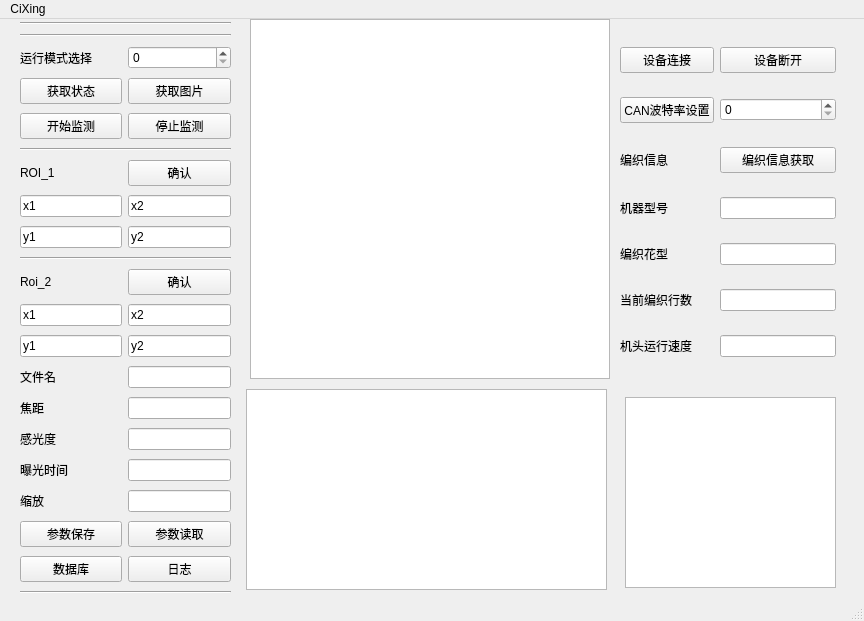
Above: candriver_layout.ui from GD-Lws/FloatingYarnDetect_Pycharm before the change. Below: the same form after it.
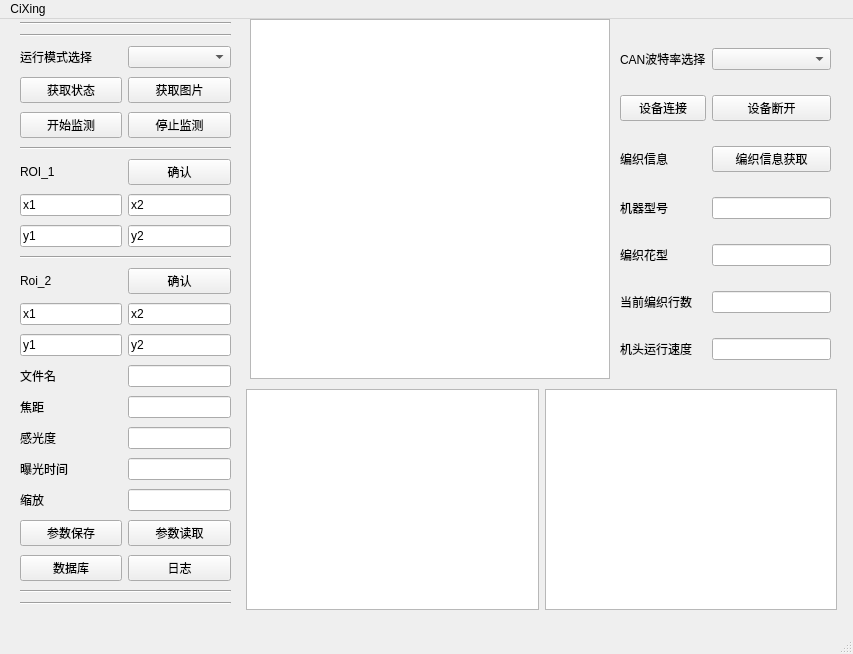
That is the form after the change.

Diff of the .ui file:
```diff
--- a/candriver_layout.ui
+++ b/candriver_layout.ui
@@ -6,8 +6,8 @@
    <rect>
     <x>0</x>
     <y>0</y>
-    <width>864</width>
-    <height>621</height>
+    <width>853</width>
+    <height>654</height>
    </rect>
   </property>
   <property name="windowTitle">
@@ -32,7 +32,7 @@
       </widget>
      </item>
      <item row="17" column="0">
-      <widget class="QLabel" name="label_single_encode">
+      <widget class="QLabel" name="label_exposureTime">
        <property name="text">
         <string>曝光时间</string>
        </property>
@@ -72,7 +72,7 @@
       </widget>
      </item>
      <item row="18" column="0">
-      <widget class="QLabel" name="label_encode_2">
+      <widget class="QLabel" name="label_zoomRatio">
        <property name="text">
         <string>缩放</string>
        </property>
@@ -107,7 +107,7 @@
       </widget>
      </item>
      <item row="14" column="0">
-      <widget class="QLabel" name="label_kp">
+      <widget class="QLabel" name="label_filename">
        <property name="text">
         <string>文件名</string>
        </property>
@@ -190,7 +190,7 @@
       </widget>
      </item>
      <item row="15" column="0">
-      <widget class="QLabel" name="label_ki">
+      <widget class="QLabel" name="label_foucusdistance">
        <property name="text">
         <string>焦距</string>
        </property>
@@ -222,11 +222,8 @@
        </property>
       </widget>
      </item>
-     <item row="3" column="1">
-      <widget class="QSpinBox" name="spinBox_mode"/>
-     </item>
      <item row="4" column="0">
-      <widget class="QPushButton" name="button_readyStatus">
+      <widget class="QPushButton" name="button_GetStatus">
        <property name="text">
         <string>获取状态</string>
        </property>
@@ -236,7 +233,7 @@
       </widget>
      </item>
      <item row="16" column="0">
-      <widget class="QLabel" name="label_kd">
+      <widget class="QLabel" name="label_iso">
        <property name="text">
         <string>感光度</string>
        </property>
@@ -344,6 +341,9 @@
      <item row="18" column="1">
       <widget class="QLineEdit" name="edit_par_ZoomRatio"/>
      </item>
+     <item row="3" column="1">
+      <widget class="QComboBox" name="comboBox_ModeSelect"/>
+     </item>
     </layout>
    </widget>
    <widget class="QGraphicsView" name="GraphView_Image">
@@ -361,13 +361,16 @@
      <rect>
       <x>246</x>
       <y>370</y>
-      <width>361</width>
-      <height>201</height>
+      <width>591</width>
+      <height>221</height>
      </rect>
     </property>
     <layout class="QHBoxLayout" name="horizontalLayout">
      <item>
-      <widget class="QListView" name="listView_rec"/>
+      <widget class="QListWidget" name="listWidget_rec"/>
+     </item>
+     <item>
+      <widget class="QListWidget" name="listWidget_log"/>
      </item>
     </layout>
    </widget>
@@ -376,26 +379,12 @@
      <rect>
       <x>620</x>
       <y>10</y>
-      <width>216</width>
+      <width>211</width>
       <height>351</height>
      </rect>
     </property>
     <layout class="QGridLayout" name="gridLayout">
-     <item row="2" column="1">
-      <widget class="QLabel" name="label_mode_select_2">
-       <property name="text">
-        <string>编织信息</string>
-       </property>
-      </widget>
-     </item>
-     <item row="4" column="1">
-      <widget class="QLabel" name="label_roirange_6">
-       <property name="text">
-        <string>编织花型</string>
-       </property>
-      </widget>
-     </item>
-     <item row="2" column="2">
+     <item row="2" column="3">
       <widget class="QPushButton" name="button_knit_info">
        <property name="text">
         <string>编织信息获取</string>
@@ -405,51 +394,38 @@
        </property>
       </widget>
      </item>
-     <item row="3" column="2">
+     <item row="3" column="1">
+      <widget class="QLabel" name="label_roirange_3">
+       <property name="text">
+        <string>机器型号</string>
+       </property>
+      </widget>
+     </item>
+     <item row="3" column="3">
       <widget class="QLineEdit" name="edit_machine_vel_info">
        <property name="text">
         <string/>
        </property>
       </widget>
      </item>
-     <item row="4" column="2">
-      <widget class="QLineEdit" name="edit_knit_file_info">
+     <item row="4" column="1">
+      <widget class="QLabel" name="label_roirange_6">
        <property name="text">
-        <string/>
+        <string>编织花型</string>
        </property>
       </widget>
      </item>
-     <item row="0" column="2">
-      <widget class="QPushButton" name="button_driver_disconnect">
-       <property name="text">
-        <string>设备断开</string>
-       </property>
-       <property name="default">
-        <bool>false</bool>
-       </property>
-      </widget>
-     </item>
-     <item row="6" column="2">
-      <widget class="QLineEdit" name="edit_roiRange1_y2_2">
-       <property name="text">
-        <string/>
-       </property>
-      </widget>
-     </item>
-     <item row="5" column="2">
+     <item row="5" column="3">
       <widget class="QLineEdit" name="edit_knit_roll">
        <property name="text">
         <string/>
        </property>
       </widget>
      </item>
-     <item row="0" column="1">
-      <widget class="QPushButton" name="button_driver_connect">
+     <item row="4" column="3">
+      <widget class="QLineEdit" name="edit_knit_file_info">
        <property name="text">
-        <string>设备连接</string>
-       </property>
-       <property name="default">
-        <bool>false</bool>
+        <string/>
        </property>
       </widget>
      </item>
@@ -467,38 +443,52 @@
        </property>
       </widget>
      </item>
-     <item row="3" column="1">
-      <widget class="QLabel" name="label_roirange_3">
+     <item row="2" column="1">
+      <widget class="QLabel" name="label_mode_select_2">
        <property name="text">
-        <string>机器型号</string>
+        <string>编织信息</string>
        </property>
       </widget>
      </item>
-     <item row="1" column="2">
-      <widget class="QSpinBox" name="spinBox_can_baudRate"/>
+     <item row="6" column="3">
+      <widget class="QLineEdit" name="edit_roiRange1_y2_2">
+       <property name="text">
+        <string/>
+       </property>
+      </widget>
      </item>
      <item row="1" column="1">
-      <widget class="QPushButton" name="button_can_baudRateSet">
+      <widget class="QPushButton" name="button_driver_connect">
        <property name="text">
-        <string>CAN波特率设置</string>
+        <string>设备连接</string>
        </property>
        <property name="default">
         <bool>false</bool>
        </property>
       </widget>
      </item>
+     <item row="1" column="3">
+      <widget class="QPushButton" name="button_driver_disconnect">
+       <property name="text">
+        <string>设备断开</string>
+       </property>
+       <property name="default">
+        <bool>false</bool>
+       </property>
+      </widget>
+     </item>
+     <item row="0" column="3">
+      <widget class="QComboBox" name="comboBox_baudRate"/>
+     </item>
+     <item row="0" column="1">
+      <widget class="QLabel" name="label_baudRate">
+       <property name="text">
+        <string>CAN波特率选择</string>
+       </property>
+      </widget>
+     </item>
     </layout>
    </widget>
-   <widget class="QListView" name="listView_send">
-    <property name="geometry">
-     <rect>
-      <x>625</x>
-      <y>378</y>
-      <width>211</width>
-      <height>191</height>
-     </rect>
-    </property>
-   </widget>
   </widget>
   <widget class="QStatusBar" name="statusbar"/>
   <widget class="QMenuBar" name="menubar">
@@ -506,7 +496,7 @@
     <rect>
      <x>0</x>
      <y>0</y>
-     <width>864</width>
+     <width>853</width>
      <height>26</height>
     </rect>
    </property>
```
